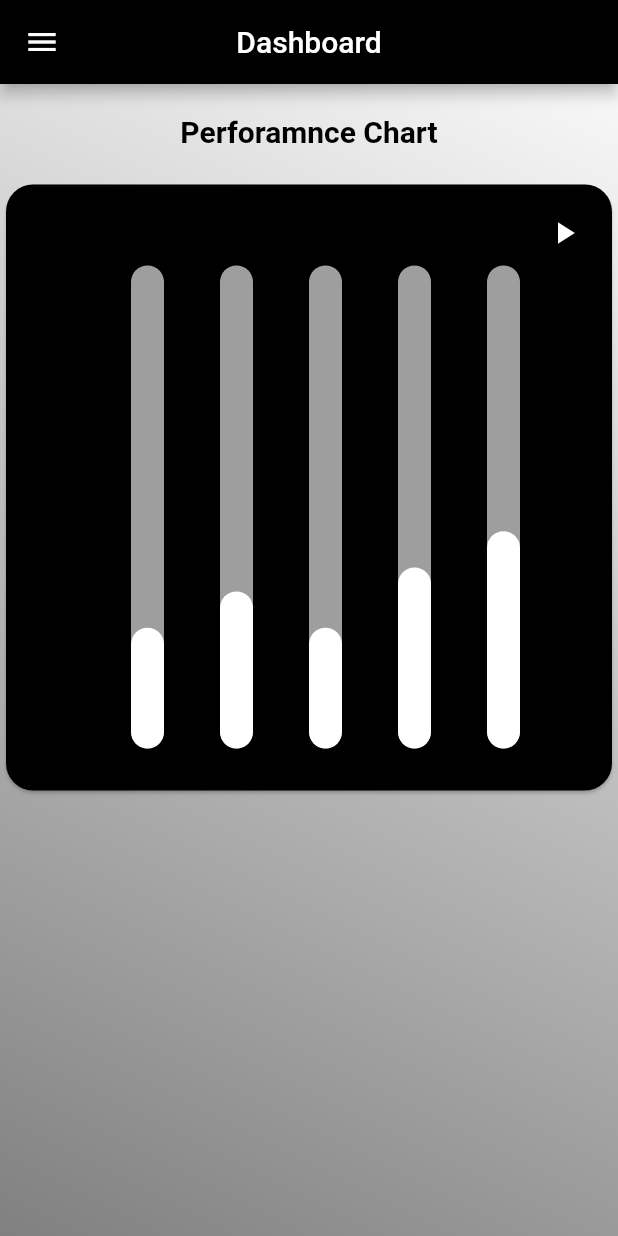
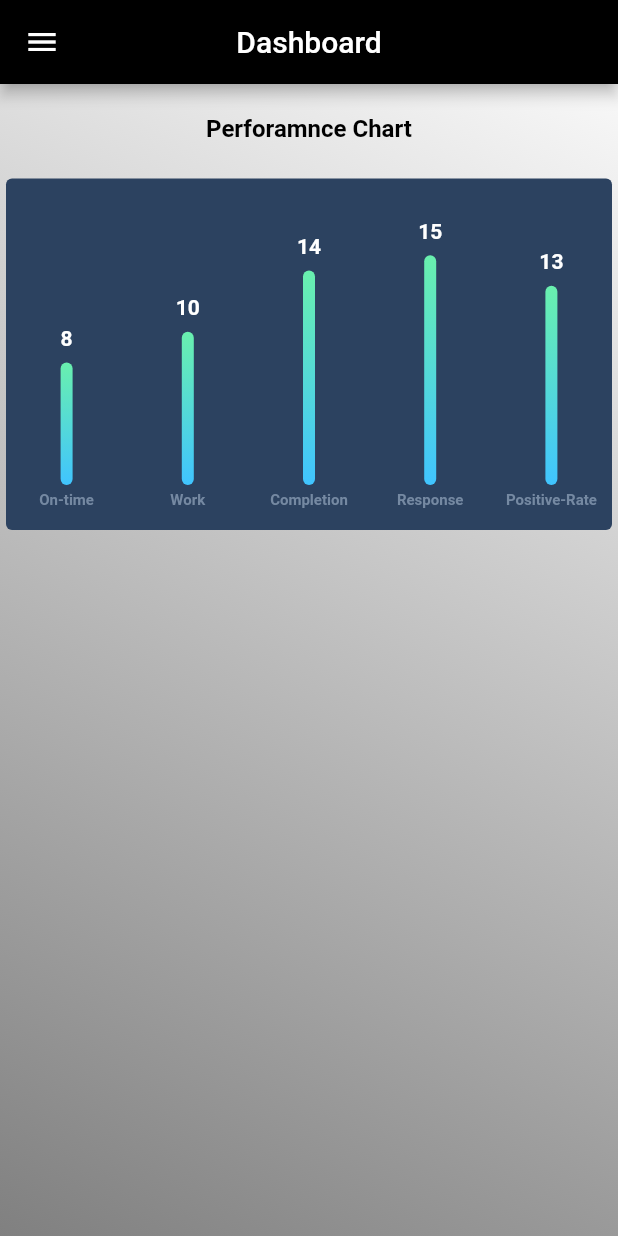
Before and after one commit to saud121/APS_user_subadmin, a Flutter app: the UserDashboardScreen screen opened directly, on a phone screen of 412 x 824 dp. Run offline on Flutter 3.47's test engine with Material 2 defaults, Android fonts, the phone set to English and light mode, and no system bars; drawn by our look-alikes of fl_chart; our stand-ins replace dio, font_awesome_flutter, get, google_fonts, table_calendar.

Commit message:
custom User Page

```diff
--- /dev/null
+++ b/lib/Screens/EstablishmentScreens/Widget/new_chart.dart
@@ -0,0 +1,212 @@
+import 'package:fl_chart/fl_chart.dart';
+import 'package:flutter/material.dart';
+
+class BarCharts extends StatelessWidget {
+  const BarCharts();
+
+  @override
+  Widget build(BuildContext context) {
+    return BarChart(
+      BarChartData(
+        barTouchData: barTouchData,
+        titlesData: titlesData,
+        borderData: borderData,
+        barGroups: barGroups,
+        gridData: FlGridData(show: false),
+        alignment: BarChartAlignment.spaceAround,
+        maxY: 20,
+      ),
+    );
+  }
+
+  BarTouchData get barTouchData => BarTouchData(
+        enabled: false,
+        touchTooltipData: BarTouchTooltipData(
+          tooltipBgColor: Colors.transparent,
+          tooltipPadding: EdgeInsets.zero,
+          tooltipMargin: 8,
+          getTooltipItem: (
+            BarChartGroupData group,
+            int groupIndex,
+            BarChartRodData rod,
+            int rodIndex,
+          ) {
+            return BarTooltipItem(
+              rod.toY.round().toString(),
+              const TextStyle(
+                color: Colors.white,
+                fontWeight: FontWeight.bold,
+              ),
+            );
+          },
+        ),
+      );
+
+  Widget getTitles(double value, TitleMeta meta) {
+    const style = TextStyle(
+      color: Color(0xff7589a2),
+      fontWeight: FontWeight.bold,
+      fontSize: 10,
+    );
+    String text;
+    switch (value.toInt()) {
+      case 0:
+        text = 'On-time';
+        break;
+      case 1:
+        text = 'Work';
+        break;
+      case 2:
+        text = 'Completion';
+        break;
+      case 3:
+        text = 'Response';
+        break;
+      case 4:
+        text = 'Positive-Rate';
+        break;
+      case 5:
+        text = 'St';
+        break;
+      case 6:
+        text = 'Sn';
+        break;
+      default:
+        text = '';
+        break;
+    }
+    return SideTitleWidget(
+      axisSide: meta.axisSide,
+      space: 4,
+      child: Text(text, style: style),
+    );
+  }
+
+  FlTitlesData get titlesData => FlTitlesData(
+        show: true,
+        bottomTitles: AxisTitles(
+          sideTitles: SideTitles(
+            showTitles: true,
+            reservedSize: 30,
+            getTitlesWidget: getTitles,
+          ),
+        ),
+        leftTitles: AxisTitles(
+          sideTitles: SideTitles(showTitles: false),
+        ),
+        topTitles: AxisTitles(
+          sideTitles: SideTitles(showTitles: false),
+        ),
+        rightTitles: AxisTitles(
+          sideTitles: SideTitles(showTitles: false),
+        ),
+      );
+
+  FlBorderData get borderData => FlBorderData(
+        show: false,
+      );
+
+  LinearGradient get _barsGradient => const LinearGradient(
+        colors: [
+          Colors.lightBlueAccent,
+          Colors.greenAccent,
+        ],
+        begin: Alignment.bottomCenter,
+        end: Alignment.topCenter,
+      );
+
+  List<BarChartGroupData> get barGroups => [
+        BarChartGroupData(
+          x: 0,
+          barRods: [
+            BarChartRodData(
+              toY: 8,
+              gradient: _barsGradient,
+            )
+          ],
+          showingTooltipIndicators: [0],
+        ),
+        BarChartGroupData(
+          x: 1,
+          barRods: [
+            BarChartRodData(
+              toY: 10,
+              gradient: _barsGradient,
+            )
+          ],
+          showingTooltipIndicators: [0],
+        ),
+        BarChartGroupData(
+          x: 2,
+          barRods: [
+            BarChartRodData(
+              toY: 14,
+              gradient: _barsGradient,
+            )
+          ],
+          showingTooltipIndicators: [0],
+        ),
+        BarChartGroupData(
+          x: 3,
+          barRods: [
+            BarChartRodData(
+              toY: 15,
+              gradient: _barsGradient,
+            )
+          ],
+          showingTooltipIndicators: [0],
+        ),
+        BarChartGroupData(
+          x: 4,
+          barRods: [
+            BarChartRodData(
+              toY: 13,
+              gradient: _barsGradient,
+            )
+          ],
+          showingTooltipIndicators: [0],
+        ),
+        // BarChartGroupData(
+        //   x: 5,
+        //   barRods: [
+        //     BarChartRodData(
+        //       toY: 10,
+        //       gradient: _barsGradient,
+        //     )
+        //   ],
+        //   showingTooltipIndicators: [0],
+        // ),
+        // BarChartGroupData(
+        //   x: 6,
+        //   barRods: [
+        //     BarChartRodData(
+        //       toY: 16,
+        //       gradient: _barsGradient,
+        //     )
+        //   ],
+        //   showingTooltipIndicators: [0],
+        // ),
+      ];
+}
+
+class BarChartSample3 extends StatefulWidget {
+  const BarChartSample3({super.key});
+
+  @override
+  State<StatefulWidget> createState() => BarChartSample3State();
+}
+
+class BarChartSample3State extends State<BarChartSample3> {
+  @override
+  Widget build(BuildContext context) {
+    return AspectRatio(
+      aspectRatio: 1.7,
+      child: Card(
+        elevation: 0,
+        shape: RoundedRectangleBorder(borderRadius: BorderRadius.circular(4)),
+        color: const Color(0xff2c4260),
+        child: const BarCharts(),
+      ),
+    );
+  }
+}
--- a/lib/Screens/LoginScreens/LoginScreen.dart
+++ b/lib/Screens/LoginScreens/LoginScreen.dart
@@ -1,5 +1,4 @@
-import 'package:aps_super_admin/Screens/DashbordScreens/DashboardScreen.dart';
-import 'package:aps_super_admin/interfaces/User/DashboardScreen.dart';
+import 'package:aps_super_admin/interfaces/User/dashboard_screen.dart';
 import 'package:aps_super_admin/widgets/custom_textfield.dart';
 import 'package:flutter/material.dart';
 import 'package:get/route_manager.dart';
@@ -19,7 +18,7 @@ class _LoginScreenState extends State<LoginScreen> {
   final TextEditingController _emailController = TextEditingController();
   final TextEditingController _passwordController = TextEditingController();
   final _formKey = GlobalKey<FormState>();
-  Future<void> LoginPanel() async {
+  Future<void> loginPanel() async {
     var url = "https://thor-aps.herokuapp.com/api/auth/login";
     try{
     var res = await http.post(Uri.parse(url), headers: <String, String>{
--- a/lib/Screens/ManageScreens/subadmin_man_emp.dart
+++ b/lib/Screens/ManageScreens/subadmin_man_emp.dart
@@ -1,7 +1,7 @@
 import 'package:aps_super_admin/Screens/DashbordScreens/DashboardScreen.dart';
 import 'package:aps_super_admin/Screens/ManageScreens/ManageScreen.dart';
 import 'package:aps_super_admin/interfaces/subadmin/screens/subadmindashboard.dart';
-import 'package:aps_super_admin/widgets/custom_buttom.dart';
+import 'package:aps_super_admin/widgets/custom_textfiel.dart';
 import 'package:aps_super_admin/widgets/custom_button.dart';
 import 'package:flutter/material.dart';
 import 'package:get/get.dart';
--- a/lib/Screens/NotificationScreens/NotificationScreen.dart
+++ b/lib/Screens/NotificationScreens/NotificationScreen.dart
@@ -1,5 +1,5 @@
 import 'package:aps_super_admin/interfaces/subadmin/screens/subadmindashboard.dart';
-import 'package:aps_super_admin/widgets/custom_buttom.dart';
+import 'package:aps_super_admin/widgets/custom_textfiel.dart';
 import 'package:flutter/material.dart';
 import 'package:font_awesome_flutter/font_awesome_flutter.dart';
 import 'package:get/get.dart';
--- a/lib/Screens/SplashScreens/splash_screen.dart
+++ b/lib/Screens/SplashScreens/splash_screen.dart
@@ -1,6 +1,6 @@
 import 'dart:async';
 
-import 'package:aps_super_admin/Screens/LoginScreens/LoginScreen.dart';
+import 'package:aps_super_admin/Screens/LoginScreens/loginscreen.dart';
 import 'package:aps_super_admin/Utils/colors.dart';
 import 'package:flutter/material.dart';
 import 'package:get/route_manager.dart';
--- a/lib/Utils/colors.dart
+++ b/lib/Utils/colors.dart
@@ -4,6 +4,7 @@ Color gradientColor1 = const Color(0xFF0D0101);
 Color gradientColor2 = Color.fromARGB(255, 179, 22, 22);
 Color gradientColor3 = const Color(0xFF808080);
 Color gradientColor4 = Color.fromARGB(255, 82, 10, 10);
+Color textColor = Color.fromARGB(255, 9, 32, 100);
 
 double HeadingFontSize = 30;
-double SubHeadingFontSize = 20;
+double SubHeadingFontSize = 16;
--- a/lib/interfaces/User/DashboardScreen.dart
+++ b/lib/interfaces/User/dashboard_screen.dart
@@ -1,11 +1,12 @@
-import 'package:aps_super_admin/Screens/LoginScreens/LoginScreen.dart';
+import 'package:aps_super_admin/Screens/EstablishmentScreens/Widget/new_chart.dart';
+import 'package:aps_super_admin/Screens/LoginScreens/loginscreen.dart';
 import 'package:aps_super_admin/Utils/colors.dart';
+import 'package:aps_super_admin/interfaces/User/user_drawer/request_assistance.dart';
 import 'package:flutter/material.dart';
 import 'package:get/get.dart';
 
-import '../../Screens/EstablishmentScreens/Widget/myChart.dart';
-import 'EventScreen.dart';
-import 'SettingScreen.dart';
+import 'user_drawer/event_screen.dart';
+import 'user_drawer/settingscreen.dart';
 
 class UserDashboardScreen extends StatelessWidget {
   const UserDashboardScreen({super.key});
@@ -41,9 +42,19 @@ class UserDashboardScreen extends StatelessWidget {
               ),
             ),
             ListTile(
-              onTap: () {},
+              onTap: () {
+                Get.to(()=>RequestAssitance());
+              },
               leading: Icon(Icons.call),
               title: Text("Request Assitance"),
+            ),
+
+            ListTile(
+              onTap: () {
+                Get.to(() => EventScreen());
+              },
+              leading: Icon(Icons.event),
+              title: Text("Events"),
             ),
             ListTile(
               onTap: () {
@@ -51,13 +62,6 @@ class UserDashboardScreen extends StatelessWidget {
               },
               leading: Icon(Icons.settings),
               title: Text("Settings"),
-            ),
-            ListTile(
-              onTap: () {
-                Get.to(() => EventScreen());
-              },
-              leading: Icon(Icons.event),
-              title: Text("Events"),
             ),
             SizedBox(
               height: MediaQuery.of(context).size.height * 0.5,
@@ -89,7 +93,7 @@ class UserDashboardScreen extends StatelessWidget {
               SizedBox(
                 height: 20,
               ),
-              BarChartSample1()
+              BarChartSample3()
             ],
           )),
     );
--- a/lib/interfaces/subadmin/screens/subadmindashboard.dart
+++ b/lib/interfaces/subadmin/screens/subadmindashboard.dart
@@ -1,7 +1,7 @@
 import 'dart:ui';
 
 import 'package:aps_super_admin/Utils/colors.dart';
-import 'package:aps_super_admin/widgets/custom_buttom.dart';
+import 'package:aps_super_admin/widgets/custom_textfiel.dart';
 import 'package:flutter/material.dart';
 import 'package:google_fonts/google_fonts.dart';
 class SubAdminDashboard extends StatelessWidget {
--- a/lib/widgets/custom_button.dart
+++ b/lib/widgets/custom_button.dart
@@ -6,7 +6,7 @@ class CustomButton extends StatelessWidget {
   final double buttonHeight= 29;
   final double? buttonWidth=150;
   final bool? checkSize;
-  final double? fontSize=12;
+  final double? fontSize=10;
   final String txt;
   final Function onPressedf;
   CustomButton({ required this.txt,
@@ -19,8 +19,8 @@ class CustomButton extends StatelessWidget {
 
     return Container(
 
-                    height: checkSize != true ?51: buttonHeight,
-                    width: checkSize!=true? 255 :buttonWidth,
+                    height: checkSize != true ?40: buttonHeight,
+                    width: checkSize!=true? 219 :buttonWidth,
                     decoration: BoxDecoration(
                         gradient: LinearGradient(
                             colors: [
```
Also changed, not shown: lib/interfaces/User/SettingScreen.dart (deleted, +0 -31 lines), lib/interfaces/User/user_drawer/change_password.dart (added, +196 -0 lines), lib/interfaces/User/user_drawer/event_screen.dart (renamed from lib/interfaces/User/EventScreen.dart, +33 -28 lines), lib/interfaces/User/user_drawer/request_assistance.dart (added, +26 -0 lines), lib/interfaces/User/user_drawer/settingscreen.dart (added, +40 -0 lines), lib/interfaces/User/user_drawer/share_visualfeeds.dart (added, +28 -0 lines), lib/interfaces/subadmin/subadmin.dart (+5 -9 lines), pubspec.yaml (+4 -30 lines), lib/widgets/custom_textfiel.dart (renamed from lib/widgets/custom_buttom.dart), pubspec.lock.
